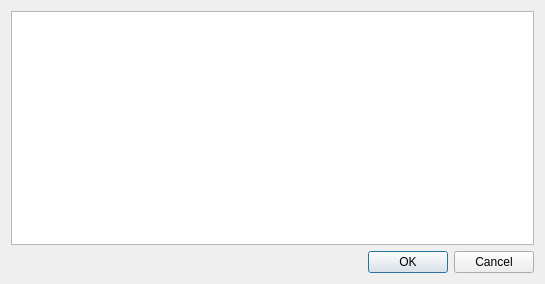
The window that views/disassemblerview/crossreferencedialog/crossreferencedialog.ui (PREF/PREF) describes before a commit, drawn with Qt 5.
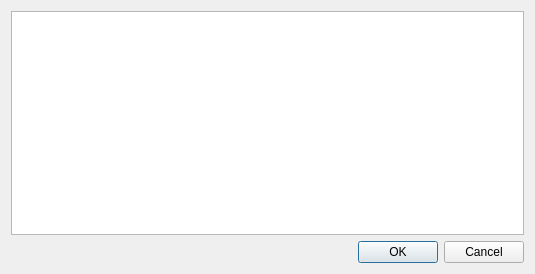
The same window after the commit.

Commit message: Disassembler: Improved CrossReferenceDialog UI

The edit to the form file:
```diff
--- a/views/disassemblerview/crossreferencedialog/crossreferencedialog.ui
+++ b/views/disassemblerview/crossreferencedialog/crossreferencedialog.ui
@@ -6,8 +6,8 @@
    <rect>
     <x>0</x>
     <y>0</y>
-    <width>545</width>
-    <height>284</height>
+    <width>535</width>
+    <height>274</height>
    </rect>
   </property>
   <property name="windowTitle">
@@ -18,22 +18,19 @@
   </property>
   <layout class="QVBoxLayout" name="verticalLayout">
    <item>
-    <widget class="QTreeView" name="tvXRefs">
+    <widget class="QTableView" name="crossReferenceTable">
      <property name="editTriggers">
       <set>QAbstractItemView::NoEditTriggers</set>
      </property>
-     <property name="rootIsDecorated">
-      <bool>false</bool>
+     <property name="selectionBehavior">
+      <enum>QAbstractItemView::SelectRows</enum>
      </property>
-     <property name="uniformRowHeights">
+     <attribute name="horizontalHeaderStretchLastSection">
       <bool>true</bool>
-     </property>
-     <property name="itemsExpandable">
+     </attribute>
+     <attribute name="verticalHeaderVisible">
       <bool>false</bool>
-     </property>
-     <property name="expandsOnDoubleClick">
-      <bool>false</bool>
-     </property>
+     </attribute>
     </widget>
    </item>
    <item>
```
The commit also changes 2 other files.
